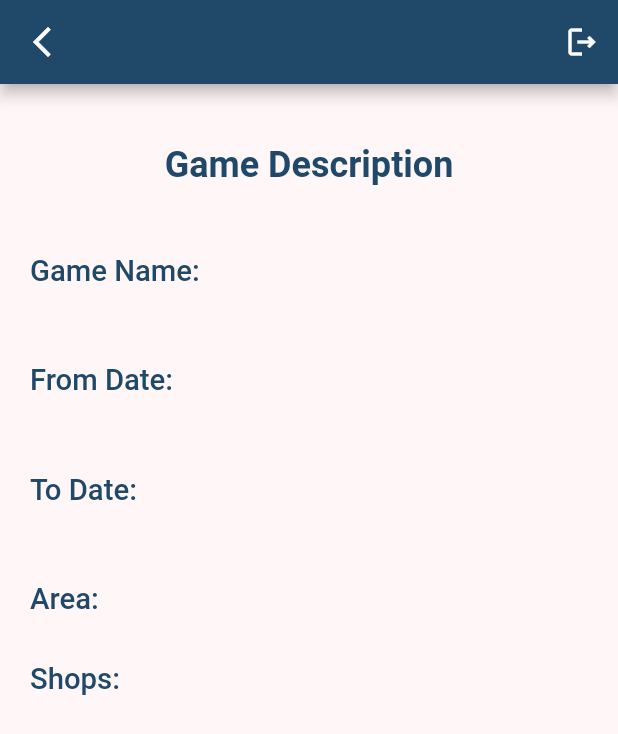
After one commit to AfeefMM/gio-game-admin, a Flutter app: the SelectShopsPage screen opened directly, after a tap on "Review", on a phone screen of 412 x 824 dp. The commit adds this screen. Shown: the top 734 px of the screen. Run offline on Flutter 3.47's test engine with Material 2 defaults, Android fonts, the phone set to English and light mode, and no system bars; our stand-ins replace dropdown_button2, get; missing offline and left inert: drop_down_list, mysql_utils; Roboto replaces fonts that are missing (WorkSans).

Commit message:
displays inserted shops and values

```diff
--- a/lib/screens/createGame/createWidgets/areaDropDown.dart
+++ b/lib/screens/createGame/createWidgets/areaDropDown.dart
@@ -166,7 +166,7 @@ class _AreaDropDownBtnState extends State<AreaDropDownBtn> {
       for (int i = 0; i < query.numOfRows; i++) {
         //items.add(query.rows[i]['area_name']);
         items.add(SelectedListItem(name: query.rows[i]['area_name']));
-        textController.addShopValue(query.rows[i]['area_name'], 0);
+        //textController.addShopValue(query.rows[i]['area_name'], 0);
       }
 
       db.close();
--- a/lib/screens/createGame/create_game_1.dart
+++ b/lib/screens/createGame/create_game_1.dart
@@ -39,6 +39,7 @@ class _CreateGamePageStep1State extends State<CreateGamePageStep1> {
     textController.gameNameController.clear();
     textController.gameFromDateController.clear();
     textController.gameToDateController.clear();
+    textController.shops.value.clear();
 
     return Scaffold(
       appBar: AppBar(
--- /dev/null
+++ b/lib/screens/createGame/create_review.dart
@@ -0,0 +1,179 @@
+// ignore_for_file: public_member_api_docs, sort_constructors_first
+import 'package:flutter/material.dart';
+import 'package:get/get.dart';
+import 'package:gio_game_admin/utils/dimensions.dart';
+import 'package:mysql_utils/mysql_utils.dart';
+
+import 'package:gio_game_admin/screens/reviewGame/review_tLabel.dart';
+import 'package:gio_game_admin/screens/view_games.dart';
+import 'package:gio_game_admin/widgets/menu_btn.dart';
+
+import '../../controllers/text_controller.dart';
+import '../../utils/colours.dart';
+import '../../utils/sql_data.dart';
+import '../../widgets/textLabel.dart';
+import '../login.dart';
+
+class CreateReviewPage extends StatefulWidget {
+  @override
+  State<CreateReviewPage> createState() => _CreateReviewPageState();
+
+  CreateReviewPage({
+    Key? key,
+  }) : super(key: key);
+}
+
+final textController = Get.put(TextController());
+
+//final gameData = <List<String>>[[]];
+
+late var gameName, fromDate, toDate, gameArea, listOfShops, listOfVals;
+
+class _CreateReviewPageState extends State<CreateReviewPage> {
+  @override
+  void initState() {
+    // TODO: implement initState
+
+    super.initState();
+  }
+
+  String capitalizeFirstLetter(String input) {
+    if (input == null || input.isEmpty) {
+      return '';
+    }
+    return input[0].toUpperCase() + input.substring(1);
+  }
+
+  @override
+  Widget build(BuildContext context) {
+    print(textController.shops.value.length);
+    //getSQLData();
+    return Scaffold(
+        appBar: AppBar(
+          backgroundColor: AppColours.blueColour,
+          leading: Row(
+            mainAxisAlignment: MainAxisAlignment.center,
+            children: [
+              IconButton(
+                icon: const Icon(Icons.arrow_back_ios_new),
+                onPressed: () {
+                  Get.back();
+                },
+              ),
+            ],
+          ),
+          actions: [
+            IconButton(
+                onPressed: () {
+                  //create dropdown menu for logging out
+                  Get.off(() => LoginPage());
+                },
+                icon: const Icon(Icons.logout_outlined))
+          ],
+        ),
+        backgroundColor: AppColours.mainColor,
+        body: Container(
+            child: Column(
+          mainAxisAlignment: MainAxisAlignment.spaceEvenly,
+          children: [
+            Padding(
+              padding: const EdgeInsets.fromLTRB(1, 40, 1, 20),
+              child: Row(
+                mainAxisAlignment: MainAxisAlignment.center,
+                children: [
+                  TextLabel(
+                    text: "Game Description",
+                    size: 24,
+                    color: AppColours.blueColour,
+                    fontWeight: FontWeight.w600,
+                  ),
+                ],
+              ),
+            ),
+            ReviewText(
+                text: textController.gameNameController.text,
+                textTitle: "Game Name: "),
+            ReviewText(
+                text: textController.gameFromDateController.text,
+                textTitle: "From Date: "),
+            ReviewText(
+                text: textController.gameToDateController.text,
+                textTitle: "To Date: "),
+            ReviewText(
+                text: textController.shopAreaController.text,
+                textTitle: "Area: "),
+            Padding(
+              padding: const EdgeInsets.fromLTRB(20, 5, 1, 5),
+              child: Row(
+                mainAxisAlignment: MainAxisAlignment.start,
+                children: [
+                  Column(
+                    crossAxisAlignment: CrossAxisAlignment.start,
+                    children: [
+                      TextLabel(
+                        text: "Shops:",
+                        color: AppColours.blueColour,
+                        fontWeight: FontWeight.w500,
+                      ),
+                    ],
+                  ),
+                ],
+              ),
+            ),
+            Padding(
+              padding: const EdgeInsets.fromLTRB(20, 5, 1, 5),
+              child: Row(
+                mainAxisAlignment: MainAxisAlignment.start,
+                children: [
+                  Container(
+                    height: 300,
+                    width: Dimensions.screenWidth - 50,
+                    child: GridView.count(
+                      // Create a grid with 2 columns. If you change the scrollDirection to
+                      // horizontal, this produces 2 rows.
+                      crossAxisCount: 2,
+                      // Generate 100 widgets that display their index in the List.
+                      children: List.generate(textController.shops.value.length,
+                          (index) {
+                        String? name = textController.shops.value
+                            .elementAt(index)
+                            .shopName;
+                        print("name: " + name.toString());
+                        int? value = textController.shops.value
+                            .elementAt(index)
+                            .shopValue;
+                        return Column(
+                          children: [
+                            // Text(code.customerName)
+                            Padding(
+                              padding: const EdgeInsets.fromLTRB(5, 1, 5, 1),
+                              child: Row(
+                                children: [
+                                  TextLabel(
+                                    text: name!,
+                                    color: AppColours.blueColour,
+                                    size: 18,
+                                    fontWeight: FontWeight.bold,
+                                  ),
+                                  const Text(" - "),
+                                  TextLabel(
+                                    text: value!.toString(),
+                                    color: AppColours.blueColour,
+                                    size: 18,
+                                  ),
+                                ],
+                              ),
+                            ),
+                          ],
+                        );
+                      }),
+                    ),
+                  ),
+                ],
+              ),
+            ),
+            const Spacer()
+          ],
+        )));
+  }
+}
--- a/lib/screens/createGame/select_shops.dart
+++ b/lib/screens/createGame/select_shops.dart
@@ -1,6 +1,7 @@
 // ignore_for_file: public_member_api_docs, sort_constructors_first
 import 'package:flutter/material.dart';
 import 'package:get/get.dart';
+import 'package:gio_game_admin/screens/createGame/create_review.dart';
 import 'package:gio_game_admin/widgets/textF.dart';
 import 'package:mysql_utils/mysql_utils.dart';
 
@@ -40,6 +41,7 @@ class _SelectShopsPageState extends State<SelectShopsPage> {
   @override
   Widget build(BuildContext context) {
     //getSQLData();
+
     return Scaffold(
       appBar: AppBar(
         backgroundColor: AppColours.blueColour,
@@ -110,6 +112,7 @@ class _SelectShopsPageState extends State<SelectShopsPage> {
                           child: OutlinedButton(
                             onPressed: () async {
                               //onto next page
+                              Get.to(() => CreateReviewPage());
                             },
                             style: ElevatedButton.styleFrom(
                                 padding:
@@ -122,7 +125,7 @@ class _SelectShopsPageState extends State<SelectShopsPage> {
                             child: const Padding(
                               padding: EdgeInsets.fromLTRB(10, 1, 10, 1),
                               child: Text(
-                                "Select Shops",
+                                "Review",
                                 style: TextStyle(
                                     color: AppColours.btnTextColour,
                                     fontSize: 18,
```
Also changed, not shown: lib/widgets/textF.dart (+16 -4 lines).
